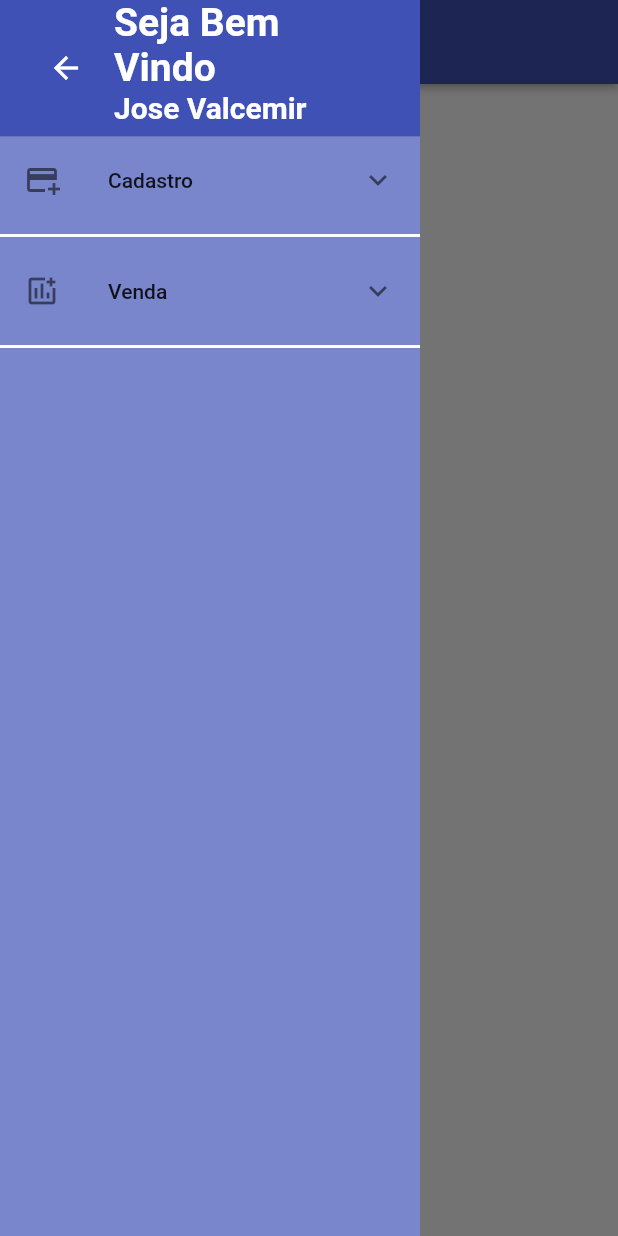
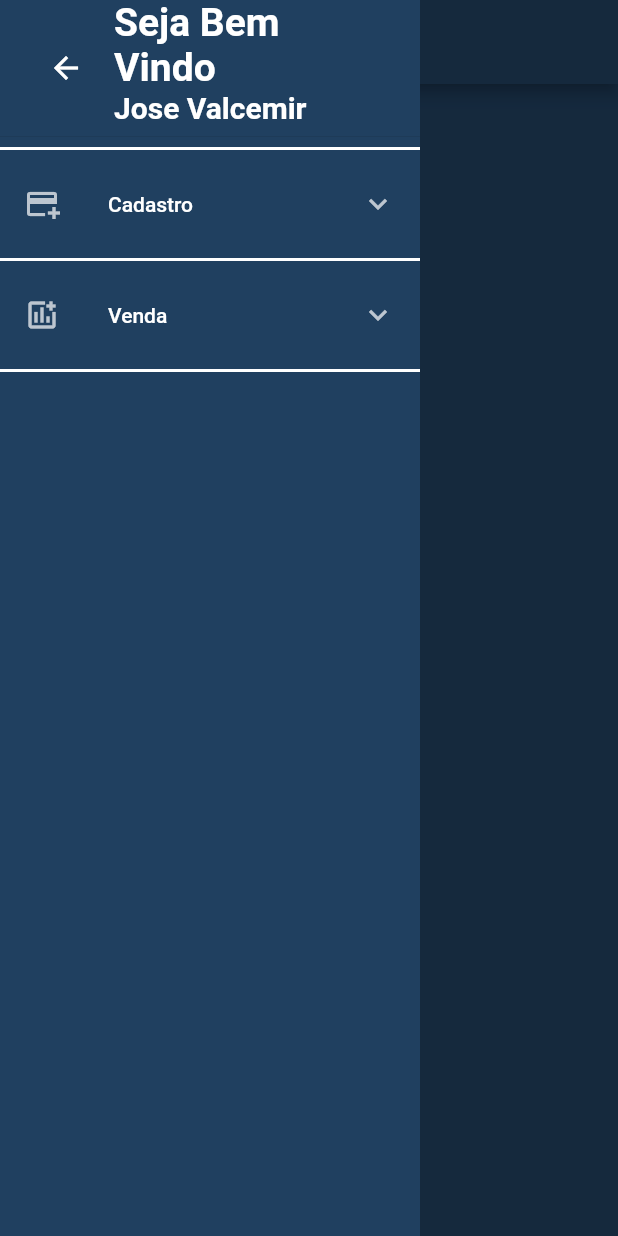
Before and after one commit to Valcemir01/GIgreja, a Flutter app: the screen it shows after launch, with the side drawer open, on a phone screen of 412 x 824 dp. Run offline on Flutter 3.47's test engine with Material 2 defaults, Android fonts, the phone set to English and light mode, and no system bars; our stand-ins replace get_it, mobx, parse_server_sdk_flutter; generated files the repository leaves out were written again.

Commit message:
Separação dos itens de menu

```diff
--- /dev/null
+++ b/gerenciamento_igreja/lib/app/componentes/expansiotilecuston.dart
@@ -0,0 +1,27 @@
+import 'package:flutter/material.dart';
+
+import 'listtilecuston.dart';
+
+class ExpansioTileCuston extends StatelessWidget {
+  final Text titulo;
+  final Icon icon;
+  final List<ListTileCuston> chidren;
+
+  const ExpansioTileCuston({
+    Key? key,
+    required this.titulo,
+    required this.icon,
+    required this.chidren,
+  }): super(key: key);
+
+  @override
+  Widget build(BuildContext context) {
+    return ExpansionTile(
+      title: titulo,
+      leading: icon,
+      textColor:  Colors.orangeAccent,
+      iconColor:  Colors.orangeAccent,
+      children: chidren,
+    );
+  }
+}
--- /dev/null
+++ b/gerenciamento_igreja/lib/app/componentes/listtilecuston.dart
@@ -0,0 +1,20 @@
+import 'package:flutter/material.dart';
+
+class ListTileCuston extends StatelessWidget {
+  final String titulo;
+  final VoidCallback onTap;
+
+  const ListTileCuston({
+    Key? key,
+    required this.titulo,
+    required this.onTap,
+  }) : super(key: key);
+
+  @override
+  Widget build(BuildContext context) {
+    return ListTile(
+      title: Text(titulo),
+      onTap: onTap,
+    );
+  }
+}
--- a/gerenciamento_igreja/lib/app/componentes/menu.dart
+++ b/gerenciamento_igreja/lib/app/componentes/menu.dart
@@ -2,6 +2,8 @@ import 'package:flutter/material.dart';
 import 'package:get_it/get_it.dart';
 
 import '../stores/page_store.dart';
+import 'expansiotilecuston.dart';
+import 'listtilecuston.dart';
 
 class Menu extends StatelessWidget {
   final bool isMobile;
@@ -17,7 +19,7 @@ class Menu extends StatelessWidget {
       child: Column(
         children: [
           Container(
-            color: Colors.indigo,
+            color: const Color(0xff204060),
             width: double.infinity,
             padding: const EdgeInsets.symmetric(horizontal: 20),
             child: Row(
@@ -42,7 +44,6 @@ class Menu extends StatelessWidget {
                           style: TextStyle(
                             fontSize: 26,
                             fontWeight: FontWeight.bold,
-                            color: Colors.white,
                           ),
                         ),
                         Text(
@@ -50,7 +51,6 @@ class Menu extends StatelessWidget {
                           style: TextStyle(
                             fontSize: 20,
                             fontWeight: FontWeight.bold,
-                            color: Colors.white,
                           ),
                         ),
                       ],
@@ -62,35 +62,33 @@ class Menu extends StatelessWidget {
           ),
           Flexible(
             child: Container(
-              color: Colors.indigo.shade300,
+              color: const Color(0xff204060),
               child: ListView(
                 children: [
-                  ExpansionTile(
-                    title: const Text('Cadastro'),
-                    leading: const Icon(Icons.add_card),
-                    children: [
-                      ListTile(
-                        title: const Text(
-                          'Funcionario',
-                        ),
+                  const Divider(
+                    thickness: 2,
+                    color: Colors.white,
+                  ),
+                  ExpansioTileCuston(
+                    titulo: Text('Cadastro'),
+                    icon: Icon(Icons.add_card),
+                    chidren: [
+                      ListTileCuston(
+                        titulo: 'Funcionario',
                         onTap: () {
                           isMobile ? Navigator.of(context).pop() : null;
                           pageStore.setPage(0);
                         },
                       ),
-                      ListTile(
-                        title: const Text(
-                          'Cliente',
-                        ),
+                      ListTileCuston(
+                        titulo: 'Cliente',
                         onTap: () {
                           isMobile ? Navigator.of(context).pop() : null;
                           pageStore.setPage(1);
                         },
                       ),
-                      ListTile(
-                        title: const Text(
-                          'Fornecedor',
-                        ),
+                      ListTileCuston(
+                        titulo: 'Fornecedor',
                         onTap: () {
                           isMobile ? Navigator.of(context).pop() : null;
                           pageStore.setPage(2);
@@ -102,14 +100,12 @@ class Menu extends StatelessWidget {
                     thickness: 2,
                     color: Colors.white,
                   ),
-                  ExpansionTile(
-                    title: const Text('Venda',),
-                    leading: const Icon(Icons.add_chart_outlined,),
-                    children: [
-                      ListTile(
-                        title: const Text(
-                          'Produtos',
-                        ),
+                  ExpansioTileCuston(
+                    titulo: Text('Venda'),
+                    icon: Icon(Icons.add_chart_outlined),
+                    chidren: [
+                      ListTileCuston(
+                        titulo: 'Produto',
                         onTap: () {},
                       ),
                     ],
--- a/gerenciamento_igreja/lib/app/paginas/tela_login.dart
+++ b/gerenciamento_igreja/lib/app/paginas/tela_login.dart
@@ -12,7 +12,7 @@ class _TelaLoginState extends State<TelaLogin> {
   @override
   Widget build(BuildContext context) {
     return Scaffold(
-      backgroundColor: Colors.black,
+      backgroundColor: Colors.indigo,
       body: Center(
         child: Card(
           color: Colors.grey[200],
@@ -24,21 +24,21 @@ class _TelaLoginState extends State<TelaLogin> {
               children: [
                 TextField(
                   controller: _emailController,
-                  decoration: InputDecoration(
+                  decoration: const InputDecoration(
                     labelText: 'Email',
                     border: OutlineInputBorder(),
                   ),
                 ),
-                SizedBox(height: 16),
+                const SizedBox(height: 16),
                 TextField(
                   controller: _passwordController,
                   obscureText: true,
-                  decoration: InputDecoration(
+                  decoration: const InputDecoration(
                     labelText: 'Senha',
                     border: OutlineInputBorder(),
                   ),
                 ),
-                SizedBox(height: 16),
+                const SizedBox(height: 16),
                 ElevatedButton(
                   onPressed: () {
                     // lógica de validação de login
--- a/gerenciamento_igreja/lib/main.dart
+++ b/gerenciamento_igreja/lib/main.dart
@@ -3,6 +3,8 @@ import 'package:gerenciamento_igreja/app/stores/page_store.dart';
 import 'package:gerenciamento_igreja/tela_resposivel.dart';
 import 'package:get_it/get_it.dart';
 import 'package:parse_server_sdk_flutter/parse_server_sdk_flutter.dart';
+
+import 'app/paginas/tela_login.dart';
 
 void main() async {
   WidgetsFlutterBinding.ensureInitialized();
@@ -32,17 +34,13 @@ class MyApp extends StatelessWidget {
   Widget build(BuildContext context) {
     return MaterialApp(
       title: 'Gerenciamento Igreja',
-      theme: ThemeData(
-       // textTheme: TextTheme(displayMedium: TextStyle(color: Colors.red)),
+      theme: ThemeData.dark().copyWith(
         visualDensity: VisualDensity.adaptivePlatformDensity,
         appBarTheme: const AppBarTheme(
-          color: Colors.indigo,
-          elevation: 2,
-          titleTextStyle: TextStyle(
-            fontWeight: FontWeight.bold,
-            fontSize: 26,
-          ),
+          backgroundColor: Color(0xff2d5986),
         ),
+        scaffoldBackgroundColor: const Color(0xff2d5986),
+
       ),
       home: const TelaResponsivel(),
       // home: TelaLogin(),
```
